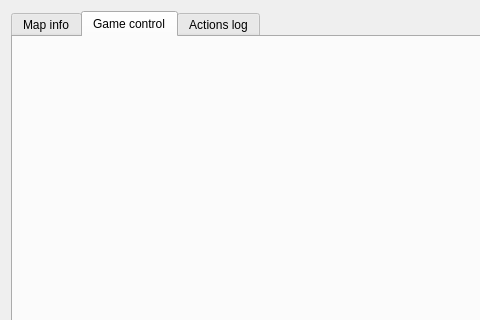
The window that OrodaelTurrim/res/ui/controlWidget.ui (Wilson194/OrodaelTurrim) describes before a commit, drawn with Qt 5; both pictures show x 0 to 480 and y 0 to 320 of the 626 by 445 pixel window.
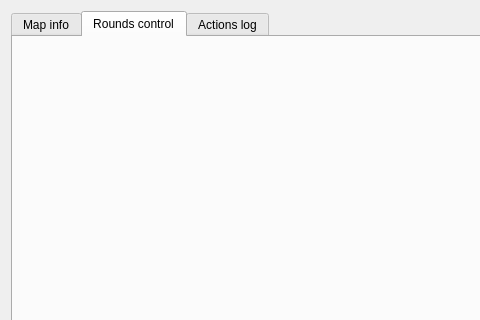
The same window after the commit. The open tabs and pages were chosen to show the change.

Commit message: Implement rounds simulation

```diff
--- a/OrodaelTurrim/res/ui/controlWidget.ui
+++ b/OrodaelTurrim/res/ui/controlWidget.ui
@@ -26,7 +26,7 @@
      </widget>
      <widget class="QWidget" name="gameTab">
       <attribute name="title">
-       <string>Game control</string>
+       <string>Rounds control</string>
       </attribute>
       <layout class="QGridLayout" name="gridLayout"/>
      </widget>
```
Left out of the diff: 5 changed lines with no effect on the pictures. The commit also changes 29 other files.
